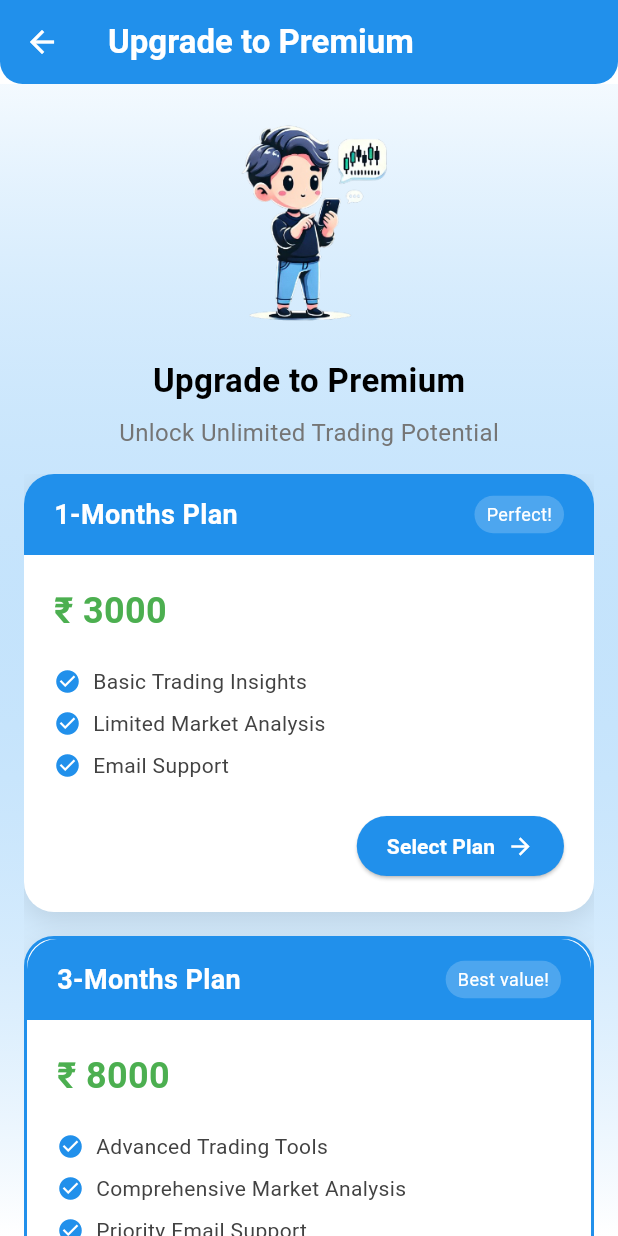
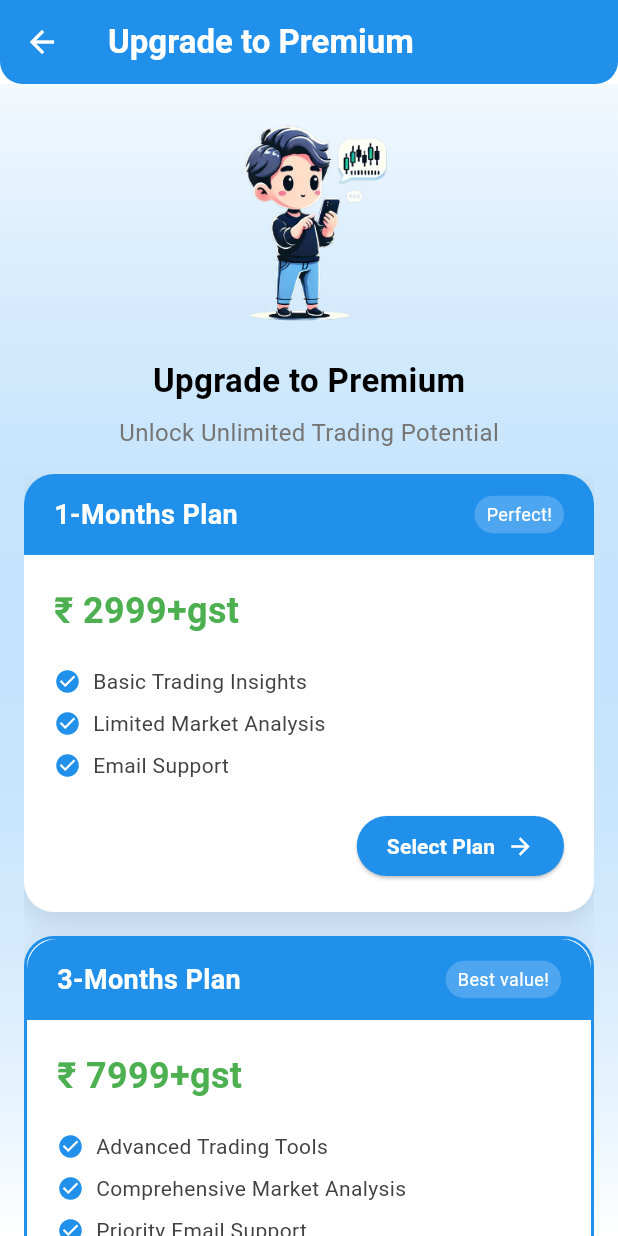
Before and after one commit to udaypatil18/tradeapp, a Flutter app: the BuyProduct screen opened directly, on a phone screen of 412 x 824 dp. Run offline on Flutter 3.47's test engine with Material 3 defaults, Android fonts, the phone set to English and light mode, and no system bars; our stand-ins replace cherry_toast, cloud_firestore, device_info_plus, firebase_auth, firebase_core, firebase_messaging and 7 more; missing offline and left inert: in_app_update, shimmer_pro, syncfusion_flutter_pdfviewer; accounts and stored records are empty.

Commit message:
plan change

```diff
--- a/lib/MainScreen/BuyProduct.dart
+++ b/lib/MainScreen/BuyProduct.dart
@@ -13,7 +13,7 @@ class _BuyProductState extends State<BuyProduct> {
   final List<Map<String, dynamic>> plans = [
     {
       "title": "1-Months Plan",
-      "price": "₹ 3000",
+      "price": "₹ 2999+gst",
       "desc": "Perfect!",
       "features": [
         "Basic Trading Insights",
@@ -24,7 +24,7 @@ class _BuyProductState extends State<BuyProduct> {
     },
     {
       "title": "3-Months Plan",
-      "price": "₹ 8000",
+      "price": "₹ 7999+gst",
       "desc": "Best value!",
       "features": [
         "Advanced Trading Tools",
@@ -36,7 +36,7 @@ class _BuyProductState extends State<BuyProduct> {
     },
     {
       "title": "6-Months Plan",
-      "price": "₹ 14000",
+      "price": "₹ 14999+gst",
       "desc": "Most popular plan!",
       "features": [
         "Premium Trading Insights",
@@ -50,7 +50,7 @@ class _BuyProductState extends State<BuyProduct> {
     {
       "title": "1-Year Plan"
           "",
-      "price": "₹ 14999",
+      "price": "₹ 24999+gst",
       "desc": "Unlimited access!",
       "features": [
         "Unlimited Trading Tools",
```
Also changed, not shown: 4 other files.
